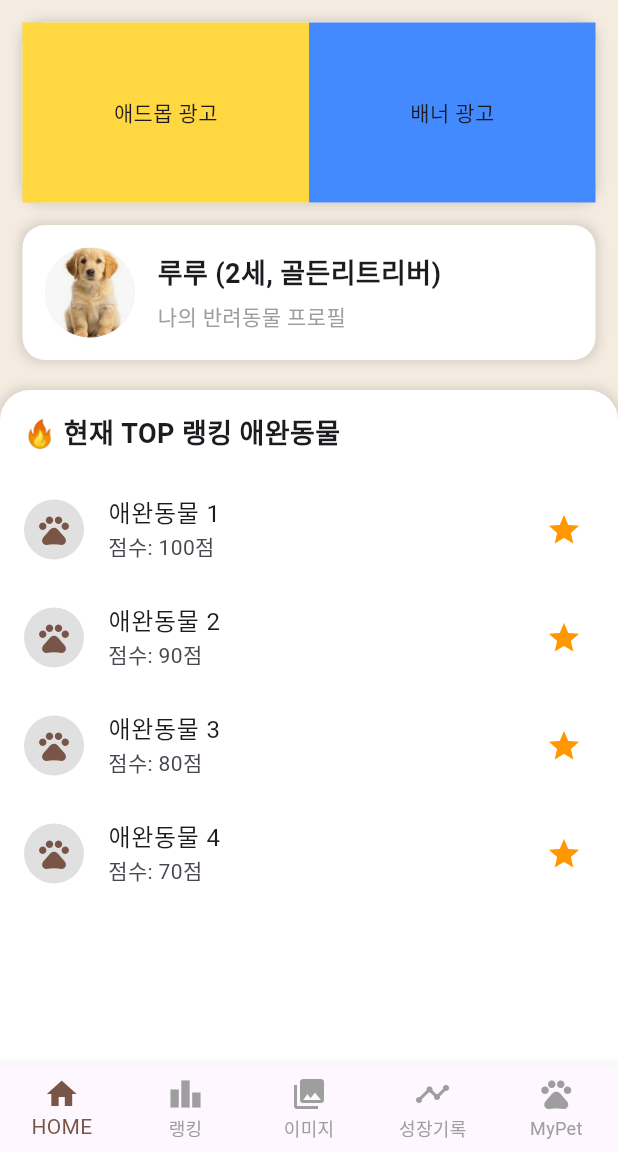
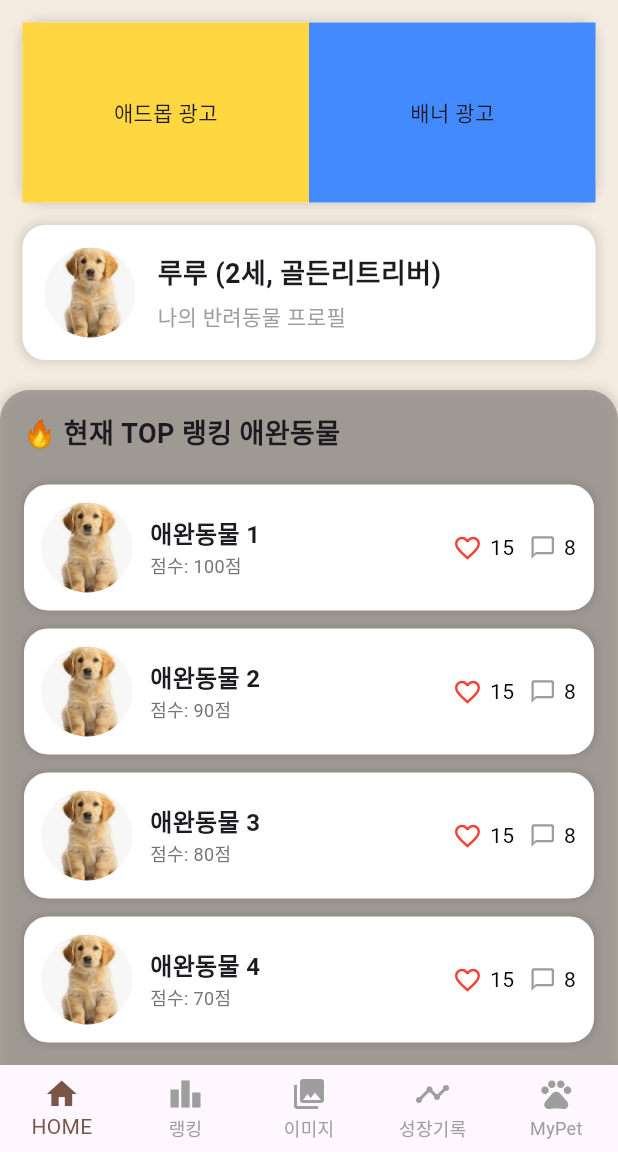
Before and after one commit to jaehoonjaehoon/petrank, a Flutter app: the screen it shows after launch, on a phone screen of 412 x 824 dp, the part 84-1236 px from its top. Run offline on Flutter 3.47's test engine with Material 3 defaults, Android fonts, the phone set to English and light mode, and no system bars; our stand-ins replace fl_chart.

Commit message:
ui 완성

```diff
--- a/lib/main.dart
+++ b/lib/main.dart
@@ -1,11 +1,38 @@
 import 'package:flutter/material.dart';
 import 'package:petrank/screens/home_screen.dart';
+import 'package:petrank/screens/ranking_screen.dart';
+import 'package:petrank/screens/image_list_screen.dart';
+import 'package:petrank/screens/growth_screen.dart';
+import 'package:petrank/screens/my_pet_screen.dart';
 
 void main() {
   runApp(PetRankApp());
 }
 
-class PetRankApp extends StatelessWidget {
+class PetRankApp extends StatefulWidget {
+  @override
+  _PetRankAppState createState() => _PetRankAppState();
+}
+
+class _PetRankAppState extends State<PetRankApp> {
+  int _selectedIndex = 0;
+
+  final List<Widget> _screens = [
+    HomeScreen(),
+    RankingScreen(), // 랭킹 페이지 추가
+    ImageListScreen(),
+    GrowthScreen(),
+    MyPetScreen(),
+    Container(),
+    Container(),
+  ];
+
+  void _onItemTapped(int index) {
+    setState(() {
+      _selectedIndex = index;
+    });
+  }
+
   @override
   Widget build(BuildContext context) {
     return MaterialApp(
@@ -14,7 +41,24 @@
       theme: ThemeData(
         primarySwatch: Colors.teal,
       ),
-      home: HomeScreen(),
+      home: Scaffold(
+        body: _screens[_selectedIndex],
+        bottomNavigationBar: BottomNavigationBar(
+          type: BottomNavigationBarType.fixed,
+          selectedItemColor: Colors.brown,
+          unselectedItemColor: Colors.grey,
+          currentIndex: _selectedIndex,
+          onTap: _onItemTapped,
+          items: [
+            BottomNavigationBarItem(icon: Icon(Icons.home), label: "HOME"),
+            BottomNavigationBarItem(icon: Icon(Icons.leaderboard), label: "랭킹"),
+            BottomNavigationBarItem(
+                icon: Icon(Icons.photo_library), label: "이미지"),
+            BottomNavigationBarItem(icon: Icon(Icons.timeline), label: "성장기록"),
+            BottomNavigationBarItem(icon: Icon(Icons.pets), label: "MyPet"),
+          ],
+        ),
+      ),
     );
   }
 }
--- a/lib/screens/home_screen.dart
+++ b/lib/screens/home_screen.dart
@@ -31,7 +31,7 @@ class HomeScreen extends StatelessWidget {
       ),
       body: Column(
         children: [
-          // 광고 슬라이드
+          // 🔹 광고 슬라이드
           Container(
             height: 120,
             margin: EdgeInsets.all(15),
@@ -65,7 +65,7 @@ class HomeScreen extends StatelessWidget {
             ),
           ),
 
-          // 마이펫 프로필 카드
+          // 🔹 마이펫 프로필 카드
           Padding(
             padding: EdgeInsets.symmetric(horizontal: 15),
             child: Container(
@@ -111,11 +111,11 @@ class HomeScreen extends StatelessWidget {
           ),
           SizedBox(height: 20),
 
-          // 랭킹 보드
+          // 🔹 랭킹 보드
           Expanded(
             child: Container(
               decoration: BoxDecoration(
-                color: Colors.white,
+                color: Colors.black26,
                 borderRadius: BorderRadius.only(
                   topLeft: Radius.circular(20),
                   topRight: Radius.circular(20),
@@ -149,15 +149,7 @@ class HomeScreen extends StatelessWidget {
                     child: ListView.builder(
                       itemCount: 4,
                       itemBuilder: (context, index) {
-                        return ListTile(
-                          leading: CircleAvatar(
-                            backgroundColor: Colors.grey[300],
-                            child: Icon(Icons.pets, color: Colors.brown),
-                          ),
-                          title: Text("애완동물 ${index + 1}"),
-                          subtitle: Text("점수: ${100 - (index * 10)}점"),
-                          trailing: Icon(Icons.star, color: Colors.orange),
-                        );
+                        return _buildPetRankCard(index);
                       },
                     ),
                   ),
@@ -167,20 +159,101 @@ class HomeScreen extends StatelessWidget {
           ),
         ],
       ),
-      // 네비게이션 바
-      bottomNavigationBar: BottomNavigationBar(
-        type: BottomNavigationBarType.fixed,
-        selectedItemColor: Colors.brown,
-        unselectedItemColor: Colors.grey,
-        items: [
-          BottomNavigationBarItem(icon: Icon(Icons.home), label: "HOME"),
-          BottomNavigationBarItem(icon: Icon(Icons.leaderboard), label: "랭킹"),
-          BottomNavigationBarItem(
-              icon: Icon(Icons.photo_library), label: "이미지"),
-          BottomNavigationBarItem(icon: Icon(Icons.timeline), label: "성장기록"),
-          BottomNavigationBarItem(icon: Icon(Icons.pets), label: "MyPet"),
-        ],
+      // bottomNavigationBar: _buildBottomNavigationBar(),
+    );
+  }
+
+  // 🔹 애완동물 랭킹 카드 UI
+  Widget _buildPetRankCard(int index) {
+    List<String> petNames = ["애완동물 1", "애완동물 2", "애완동물 3", "애완동물 4"];
+    List<int> scores = [100, 90, 80, 70];
+    List<String> petImages = [
+      "assets/pet1.png",
+      "assets/pet2.png",
+      "assets/pet3.png",
+      "assets/pet4.png"
+    ];
+
+    return Padding(
+      padding: EdgeInsets.symmetric(horizontal: 16, vertical: 6),
+      child: GestureDetector(
+        onTap: () {
+          // 상세 페이지로 이동 가능
+          print("${petNames[index]} 클릭됨");
+        },
+        child: Container(
+          decoration: BoxDecoration(
+            color: Colors.white,
+            borderRadius: BorderRadius.circular(16),
+            boxShadow: [
+              BoxShadow(
+                color: Colors.black12,
+                blurRadius: 4,
+                spreadRadius: 1,
+              ),
+            ],
+          ),
+          padding: EdgeInsets.all(12),
+          child: Row(
+            children: [
+              // 🔹 프로필 이미지
+              CircleAvatar(
+                radius: 30,
+                backgroundImage: AssetImage(petImages[index]),
+              ),
+              SizedBox(width: 12),
+
+              // 🔹 애완동물 정보 (이름 + 점수)
+              Expanded(
+                child: Column(
+                  crossAxisAlignment: CrossAxisAlignment.start,
+                  children: [
+                    Text(
+                      petNames[index],
+                      style:
+                          TextStyle(fontSize: 16, fontWeight: FontWeight.bold),
+                    ),
+                    Text("점수: ${scores[index]}점",
+                        style:
+                            TextStyle(fontSize: 12, color: Colors.grey[600])),
+                  ],
+                ),
+              ),
+
+              // 🔹 좋아요 & 댓글
+              Row(
+                children: [
+                  Icon(Icons.favorite_border, color: Colors.red, size: 20),
+                  SizedBox(width: 5),
+                  Text("15",
+                      style: TextStyle(fontSize: 14, color: Colors.black)),
+                  SizedBox(width: 10),
+                  Icon(Icons.chat_bubble_outline, color: Colors.grey, size: 18),
+                  SizedBox(width: 5),
+                  Text("8",
+                      style: TextStyle(fontSize: 14, color: Colors.black)),
+                ],
+              ),
+            ],
+          ),
+        ),
       ),
     );
   }
+
+  // 🔹 하단 네비게이션 바
+  // Widget _buildBottomNavigationBar() {
+  //   return BottomNavigationBar(
+  //     type: BottomNavigationBarType.fixed,
+  //     selectedItemColor: Colors.brown,
+  //     unselectedItemColor: Colors.grey,
+  //     items: [
+  //       BottomNavigationBarItem(icon: Icon(Icons.home), label: "HOME"),
+  //       BottomNavigationBarItem(icon: Icon(Icons.leaderboard), label: "랭킹"),
+  //       BottomNavigationBarItem(icon: Icon(Icons.photo_library), label: "이미지"),
+  //       BottomNavigationBarItem(icon: Icon(Icons.timeline), label: "성장기록"),
+  //       BottomNavigationBarItem(icon: Icon(Icons.pets), label: "MyPet"),
+  //     ],
+  //   );
+  // }
 }
--- a/pubspec.yaml
+++ b/pubspec.yaml
@@ -46,6 +46,7 @@ dependencies:
   # The following adds the Cupertino Icons font to your application.
   # Use with the CupertinoIcons class for iOS style icons.
   cupertino_icons: ^1.0.8
+  fl_chart: ^0.70.2
 
 dev_dependencies:
   flutter_test:
```
Also changed, not shown: lib/screens/growth_screen.dart (added, +136 -0 lines), lib/screens/image_list_screen.dart (added, +58 -0 lines), lib/screens/my_pet_screen.dart (added, +195 -0 lines), lib/screens/ranking_screen.dart (+126 -0 lines), pubspec.lock, 1 other file.
